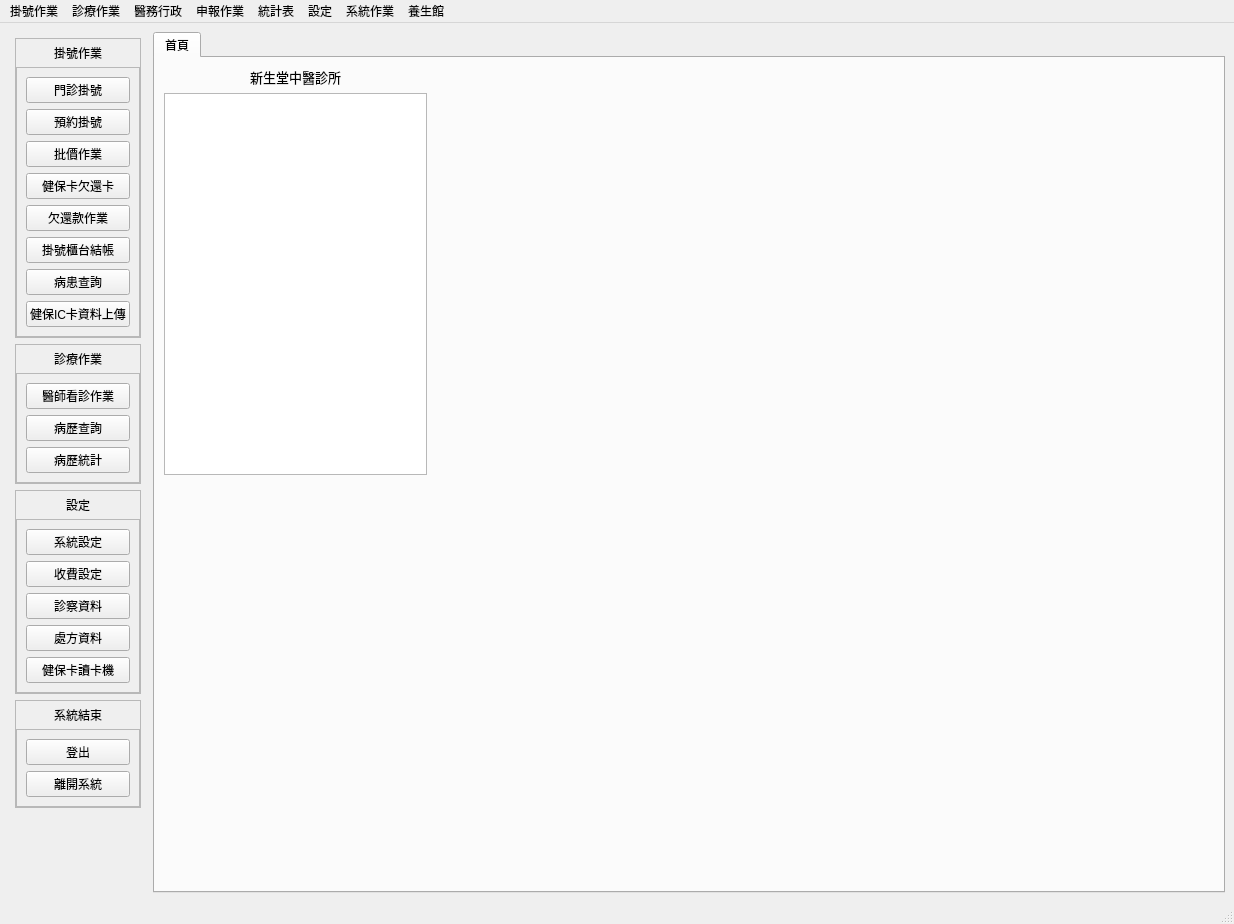
Above: ui/pymedical.ui from picacat/pyMedical before the change. Below: the same form after it.
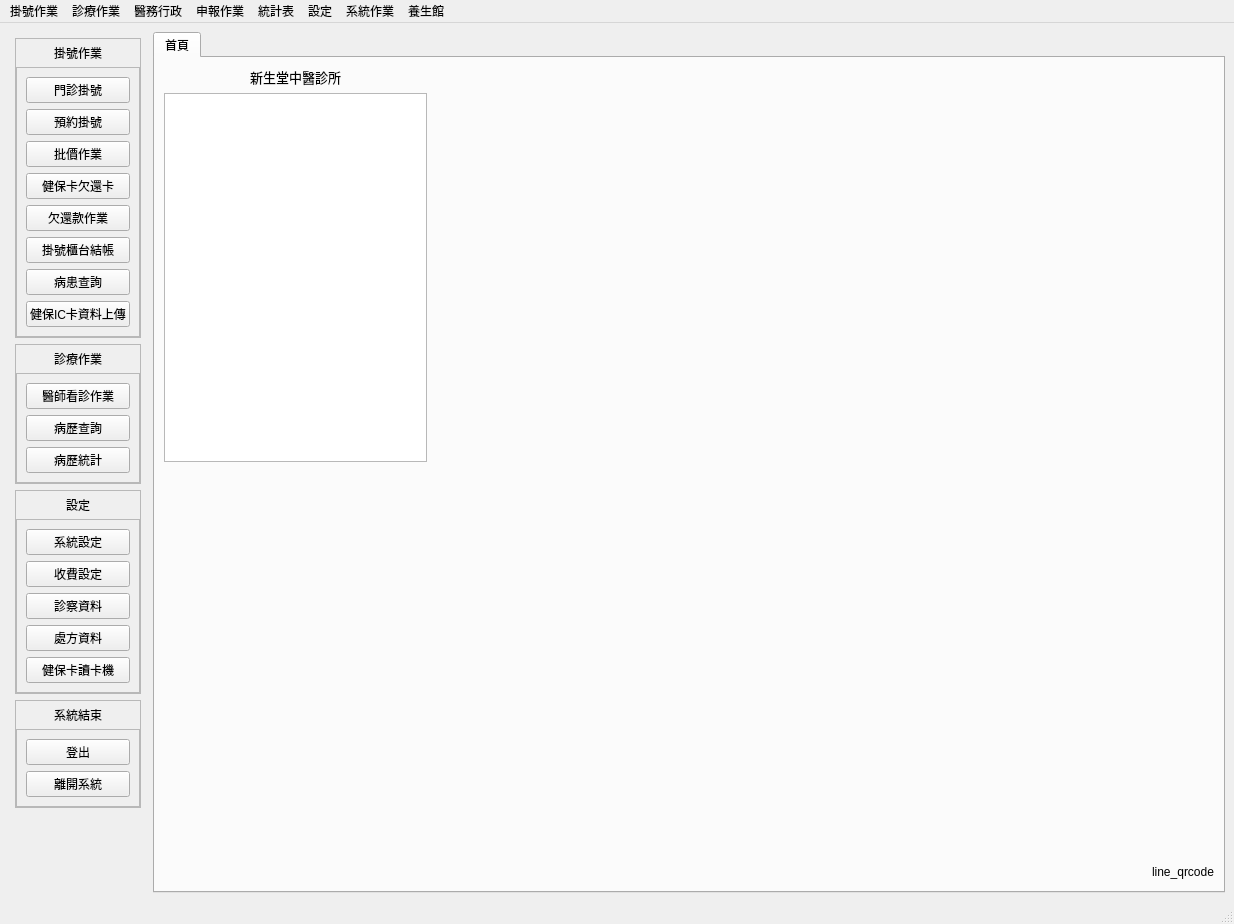
That is the form after the change. Icons and pictures are not drawn.

Patch:
```diff
--- a/ui/pymedical.ui
+++ b/ui/pymedical.ui
@@ -589,6 +589,30 @@
           </property>
          </spacer>
         </item>
+        <item>
+         <layout class="QHBoxLayout" name="horizontalLayout_3">
+          <item>
+           <spacer name="horizontalSpacer_4">
+            <property name="orientation">
+             <enum>Qt::Horizontal</enum>
+            </property>
+            <property name="sizeHint" stdset="0">
+             <size>
+              <width>40</width>
+              <height>20</height>
+             </size>
+            </property>
+           </spacer>
+          </item>
+          <item>
+           <widget class="QLabel" name="label_line_qrcode">
+            <property name="text">
+             <string>line_qrcode</string>
+            </property>
+           </widget>
+          </item>
+         </layout>
+        </item>
        </layout>
       </widget>
      </widget>
```
Left out of the diff: 61 changed lines with no effect on the pictures.
